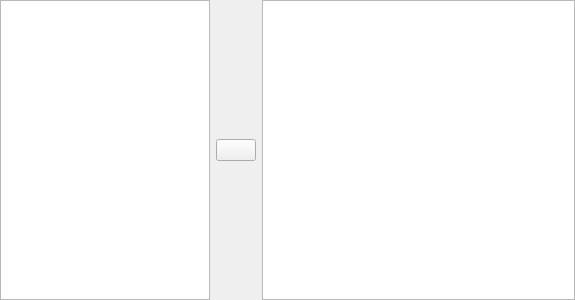
Qt form JASP-Desktop/widgets/boundassignwidget.ui (jasp-stats/jasp-desktop) before a commit.
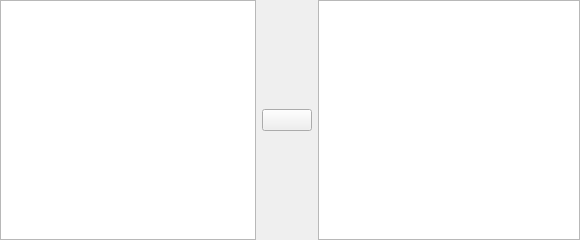
The same form after that commit. Custom widgets are drawn as their Qt base class.

Diff of the .ui file:
```diff
--- a/JASP-Desktop/widgets/boundassignwidget.ui
+++ b/JASP-Desktop/widgets/boundassignwidget.ui
@@ -6,10 +6,16 @@
    <rect>
     <x>0</x>
     <y>0</y>
-    <width>575</width>
-    <height>300</height>
+    <width>580</width>
+    <height>240</height>
    </rect>
   </property>
+  <property name="sizePolicy">
+   <sizepolicy hsizetype="Preferred" vsizetype="Preferred">
+    <horstretch>0</horstretch>
+    <verstretch>0</verstretch>
+   </sizepolicy>
+  </property>
   <property name="windowTitle">
    <string>Form</string>
   </property>
@@ -28,16 +34,28 @@
    </property>
    <item>
     <widget class="AvailableFieldsListView" name="availableVariables">
-     <property name="maximumSize">
-      <size>
-       <width>210</width>
-       <height>16777215</height>
-      </size>
+     <property name="sizePolicy">
+      <sizepolicy hsizetype="Preferred" vsizetype="Expanding">
+       <horstretch>0</horstretch>
+       <verstretch>0</verstretch>
+      </sizepolicy>
      </property>
     </widget>
    </item>
    <item>
     <widget class="AssignButton" name="assignButton">
+     <property name="sizePolicy">
+      <sizepolicy hsizetype="Fixed" vsizetype="Fixed">
+       <horstretch>0</horstretch>
+       <verstretch>0</verstretch>
+      </sizepolicy>
+     </property>
+     <property name="minimumSize">
+      <size>
+       <width>50</width>
+       <height>0</height>
+      </size>
+     </property>
      <property name="maximumSize">
       <size>
        <width>50</width>
```
